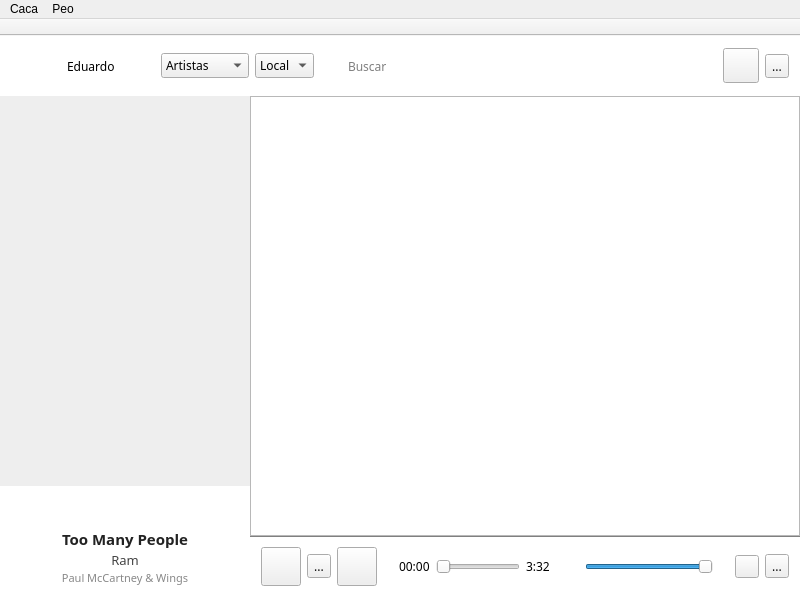
This is mainwindow.ui in CuarzoSoftware/CuarzoPlayer as Qt 5 draws it before an edit. The edited form follows.
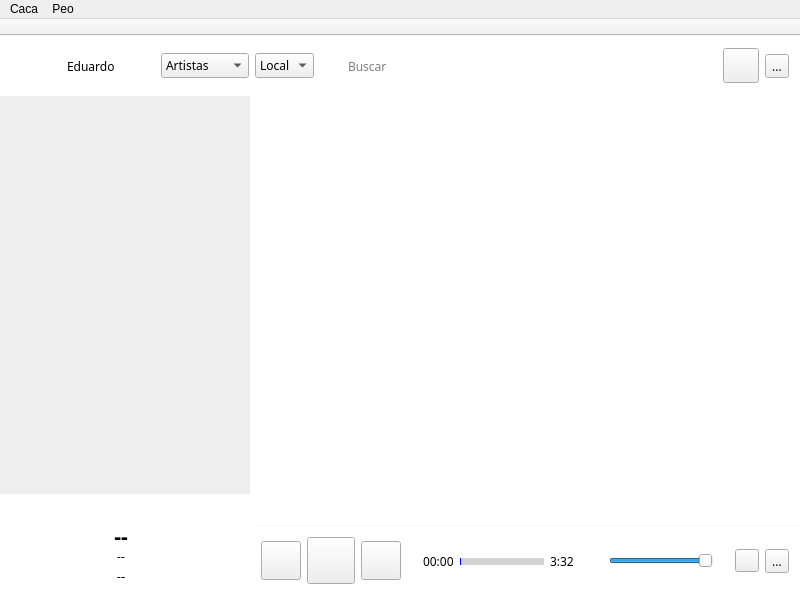
This is the edited form. Icons and pictures are not drawn.

Diff of the .ui file:
```diff
--- a/mainwindow.ui
+++ b/mainwindow.ui
@@ -46,7 +46,7 @@
 }
 */
 #bottomBarWidget {
-    border-top: 1px solid grey;
+    border-top: 1px solid #FAFAFA;
 	background:#FFF
 }
 #main{background:#FFF}
@@ -59,6 +59,15 @@
     background: #009DDC;	
 	color:#FFF;
 }
+#scroll QListWidget::item:selected
+{
+    background: #009DDC;	
+	color:#FFF;
+	border-radius: 3px;
+}
+QTableWidgetItem{
+background:red;
+}
 </string>
   </property>
   <property name="unifiedTitleAndToolBarOnMac">
@@ -391,6 +400,11 @@
       <property name="autoFillBackground">
        <bool>false</bool>
       </property>
+      <property name="styleSheet">
+       <string notr="true">#leftBar{
+	border-right:solid 1px #CCC;
+}</string>
+      </property>
       <layout class="QHBoxLayout" name="horizontalLayout_7">
        <property name="spacing">
         <number>0</number>
@@ -478,7 +492,6 @@
              <font>
               <family>Lucida</family>
               <pointsize>-1</pointsize>
-              <strikeout>true</strikeout>
              </font>
             </property>
             <property name="focusPolicy">
@@ -560,67 +573,168 @@
               </widget>
              </item>
              <item>
-              <spacer name="verticalSpacer">
-               <property name="orientation">
-                <enum>Qt::Vertical</enum>
+              <widget class="QTableWidget" name="displayInfo">
+               <property name="minimumSize">
+                <size>
+                 <width>220</width>
+                 <height>0</height>
+                </size>
                </property>
-               <property name="sizeType">
-                <enum>QSizePolicy::Fixed</enum>
-               </property>
-               <property name="sizeHint" stdset="0">
+               <property name="maximumSize">
                 <size>
-                 <width>20</width>
-                 <height>10</height>
+                 <width>16777215</width>
+                 <height>60</height>
                 </size>
                </property>
-              </spacer>
-             </item>
-             <item>
-              <widget class="QLabel" name="titleDisplayer">
-               <property name="styleSheet">
-                <string notr="true">font-weight:bold;font-size:15px;color:#222</string>
+               <property name="focusPolicy">
+                <enum>Qt::NoFocus</enum>
                </property>
-               <property name="text">
-                <string>Too Many People</string>
+               <property name="frameShape">
+                <enum>QFrame::NoFrame</enum>
                </property>
-               <property name="alignment">
-                <set>Qt::AlignCenter</set>
+               <property name="frameShadow">
+                <enum>QFrame::Plain</enum>
                </property>
-               <property name="wordWrap">
-                <bool>true</bool>
+               <property name="verticalScrollBarPolicy">
+                <enum>Qt::ScrollBarAlwaysOff</enum>
                </property>
-              </widget>
-             </item>
-             <item>
-              <widget class="QLabel" name="albumDisplayer">
-               <property name="styleSheet">
-                <string notr="true">color:#444;font-size:13px</string>
+               <property name="horizontalScrollBarPolicy">
+                <enum>Qt::ScrollBarAlwaysOff</enum>
                </property>
-               <property name="text">
-                <string>Ram</string>
+               <property name="autoScroll">
+                <bool>false</bool>
                </property>
-               <property name="alignment">
-                <set>Qt::AlignCenter</set>
+               <property name="editTriggers">
+                <set>QAbstractItemView::NoEditTriggers</set>
                </property>
-               <property name="wordWrap">
-                <bool>true</bool>
+               <property name="tabKeyNavigation">
+                <bool>false</bool>
                </property>
-              </widget>
-             </item>
-             <item>
-              <widget class="QLabel" name="artistDisplayer">
-               <property name="styleSheet">
-                <string notr="true">color:#888;font-size:11px</string>
+               <property name="showDropIndicator" stdset="0">
+                <bool>false</bool>
                </property>
-               <property name="text">
-                <string>Paul McCartney &amp; Wings</string>
+               <property name="dragDropOverwriteMode">
+                <bool>false</bool>
                </property>
-               <property name="alignment">
-                <set>Qt::AlignCenter</set>
+               <property name="showGrid">
+                <bool>false</bool>
                </property>
                <property name="wordWrap">
-                <bool>true</bool>
+                <bool>false</bool>
                </property>
+               <property name="cornerButtonEnabled">
+                <bool>false</bool>
+               </property>
+               <attribute name="horizontalHeaderVisible">
+                <bool>false</bool>
+               </attribute>
+               <attribute name="horizontalHeaderDefaultSectionSize">
+                <number>220</number>
+               </attribute>
+               <attribute name="horizontalHeaderHighlightSections">
+                <bool>false</bool>
+               </attribute>
+               <attribute name="horizontalHeaderMinimumSectionSize">
+                <number>0</number>
+               </attribute>
+               <attribute name="verticalHeaderVisible">
+                <bool>false</bool>
+               </attribute>
+               <attribute name="verticalHeaderDefaultSectionSize">
+                <number>20</number>
+               </attribute>
+               <attribute name="verticalHeaderHighlightSections">
+                <bool>false</bool>
+               </attribute>
+               <attribute name="verticalHeaderMinimumSectionSize">
+                <number>0</number>
+               </attribute>
+               <row>
+                <property name="text">
+                 <string/>
+                </property>
+               </row>
+               <row>
+                <property name="text">
+                 <string/>
+                </property>
+               </row>
+               <row>
+                <property name="text">
+                 <string/>
+                </property>
+               </row>
+               <column>
+                <property name="text">
+                 <string/>
+                </property>
+                <property name="textAlignment">
+                 <set>AlignCenter</set>
+                </property>
+               </column>
+               <item row="0" column="0">
+                <property name="text">
+                 <string>--</string>
+                </property>
+                <property name="font">
+                 <font>
+                  <pointsize>16</pointsize>
+                  <weight>75</weight>
+                  <bold>true</bold>
+                 </font>
+                </property>
+                <property name="textAlignment">
+                 <set>AlignCenter</set>
+                </property>
+                <property name="flags">
+                 <set>NoItemFlags</set>
+                </property>
+               </item>
+               <item row="1" column="0">
+                <property name="text">
+                 <string>--</string>
+                </property>
+                <property name="textAlignment">
+                 <set>AlignCenter</set>
+                </property>
+                <property name="background">
+                 <brush brushstyle="NoBrush">
+                  <color alpha="255">
+                   <red>66</red>
+                   <green>66</green>
+                   <blue>66</blue>
+                  </color>
+                 </brush>
+                </property>
+                <property name="flags">
+                 <set>NoItemFlags</set>
+                </property>
+               </item>
+               <item row="2" column="0">
+                <property name="text">
+                 <string>--</string>
+                </property>
+                <property name="font">
+                 <font>
+                  <pointsize>10</pointsize>
+                 </font>
+                </property>
+                <property name="textAlignment">
+                 <set>AlignCenter</set>
+                </property>
+                <property name="background">
+                 <brush brushstyle="NoBrush">
+                  <color alpha="255">
+                   <red>101</red>
+                   <green>101</green>
+                   <blue>101</blue>
+                  </color>
+                 </brush>
+                </property>
+                <property name="flags">
+                 <set>NoItemFlags</set>
+                </property>
+               </item>
               </widget>
              </item>
             </layout>
@@ -732,9 +846,6 @@
                  <property name="bottomMargin">
                   <number>0</number>
                  </property>
-                 <item>
-                  <widget class="QTextEdit" name="textEdit"/>
-                 </item>
                 </layout>
                </widget>
               </widget>
@@ -801,7 +912,7 @@
                 <item>
                  <widget class="QToolButton" name="playButton">
                   <property name="text">
-                   <string>...</string>
+                   <string/>
                   </property>
                   <property name="icon">
                    <iconset>
@@ -847,6 +958,24 @@
                 </item>
                 <item>
                  <widget class="QSlider" name="timePosition">
+                  <property name="styleSheet">
+                   <string notr="true">QSlider:horizontal {
+    min-height: 50px;
+}
+QSlider::groove:horizontal {
+height: 7px;
+border-radius: 0px;
+}
+QSlider::handle:horizontal {
+	image:none;
+}
+QSlider::sub-page:qlineargradient {
+background: blue;
+}
+QSlider::add-page:qlineargradient {
+background: lightgrey;
+}</string>
+                  </property>
                   <property name="maximum">
                    <number>100</number>
                   </property>
```
Left out of the diff: 6 changed lines with no effect on the pictures.
